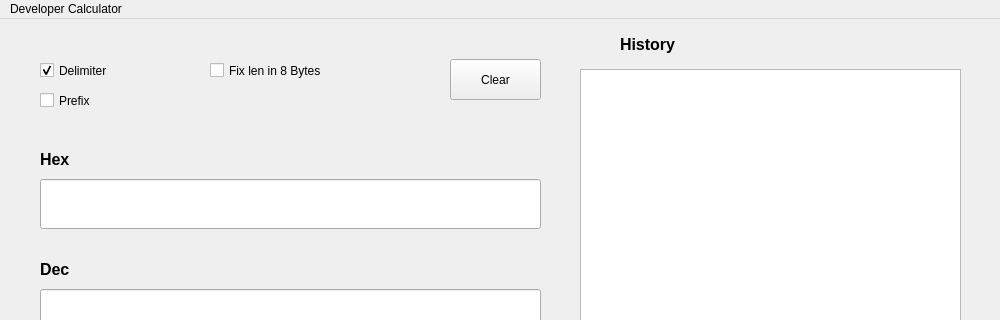
Old version of the form mainwindow.ui in the repository leokayson/Developer_Calculator; both pictures show x 0 to 1000 and y 0 to 320 of the 1000 by 500 pixel window.
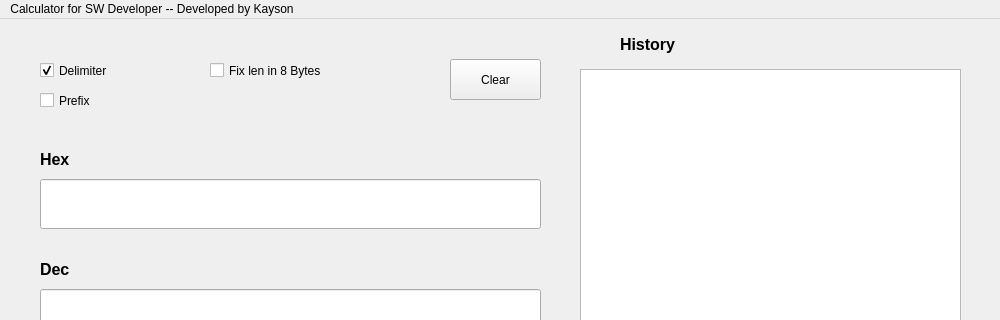
New version of the form. Icons and pictures are not drawn.

What changed in the file:
```diff
--- a/mainwindow.ui
+++ b/mainwindow.ui
@@ -285,7 +285,7 @@
    </property>
    <widget class="QMenu" name="menuDeveloper">
     <property name="title">
-     <string>Developer Calculator</string>
+     <string>Calculator for SW Developer -- Developed by Kayson</string>
     </property>
    </widget>
    <addaction name="menuDeveloper"/>
```
Left out of the diff: 12 changed lines with no effect on the pictures.
